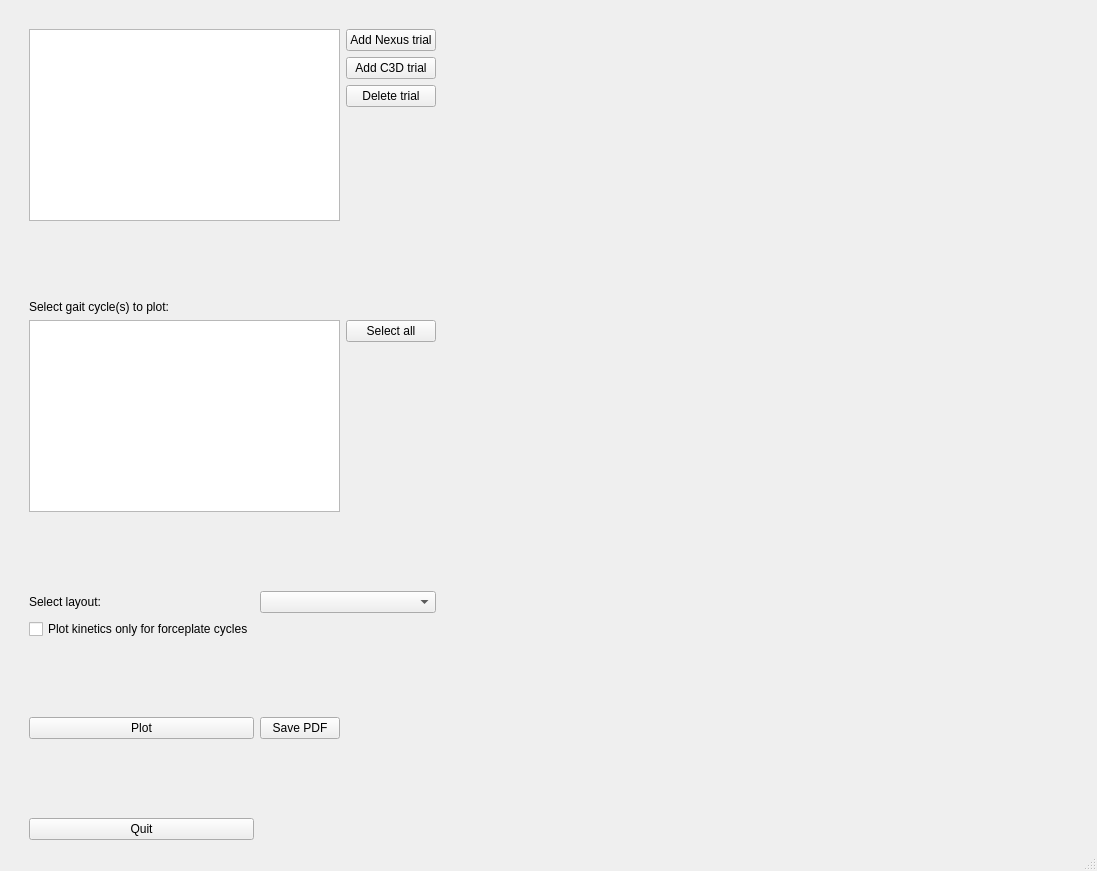
The window that plotter_gui.ui (NCH-Motion-Laboratory/gaitutils) describes before a commit, drawn with Qt 5.
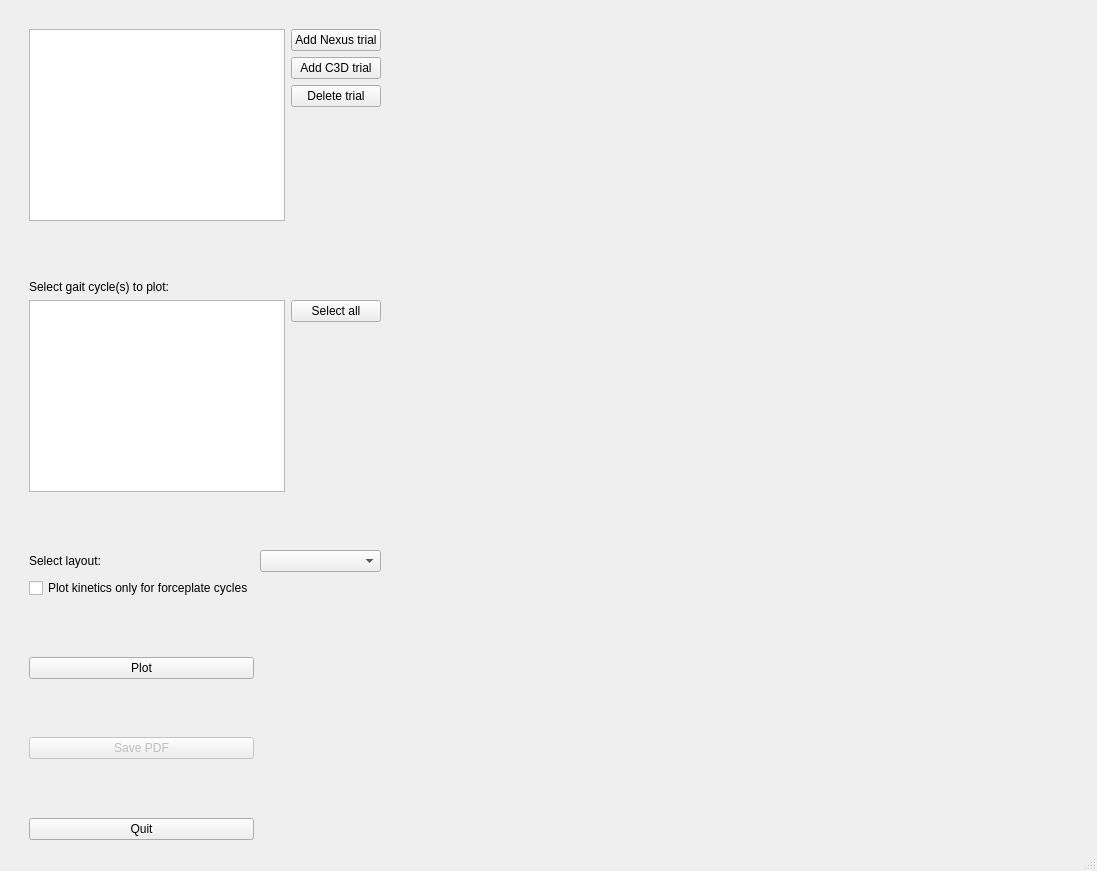
The same window after the commit.

Diff of the .ui file:
```diff
--- a/plotter_gui.ui
+++ b/plotter_gui.ui
@@ -14,7 +14,7 @@
    <string>MainWindow</string>
   </property>
   <widget class="QWidget" name="centralwidget">
-   <layout class="QHBoxLayout" name="horizontalLayout">
+   <layout class="QVBoxLayout" name="verticalLayout">
     <item>
      <layout class="QGridLayout" name="mainGridLayout">
       <item row="0" column="1">
@@ -169,6 +169,16 @@
         </property>
        </spacer>
       </item>
+      <item row="17" column="1">
+       <widget class="QPushButton" name="btnSavePDF">
+        <property name="enabled">
+         <bool>false</bool>
+        </property>
+        <property name="text">
+         <string>Save PDF</string>
+        </property>
+       </widget>
+      </item>
       <item row="9" column="3">
        <widget class="QPushButton" name="btnSelectAllCycles">
         <property name="text">
@@ -193,7 +203,7 @@
         </property>
        </widget>
       </item>
-      <item row="17" column="1">
+      <item row="18" column="1">
        <spacer name="verticalSpacer_6">
         <property name="orientation">
          <enum>Qt::Vertical</enum>
@@ -219,12 +229,18 @@
         </property>
        </spacer>
       </item>
-      <item row="15" column="2">
-       <widget class="QPushButton" name="pushButton">
-        <property name="text">
-         <string>Save PDF</string>
+      <item row="16" column="1">
+       <spacer name="verticalSpacer_7">
+        <property name="orientation">
+         <enum>Qt::Vertical</enum>
         </property>
-       </widget>
+        <property name="sizeHint" stdset="0">
+         <size>
+          <width>20</width>
+          <height>40</height>
+         </size>
+        </property>
+       </spacer>
       </item>
      </layout>
     </item>
```
Left out of the diff: 2 changed lines with no effect on the pictures.
